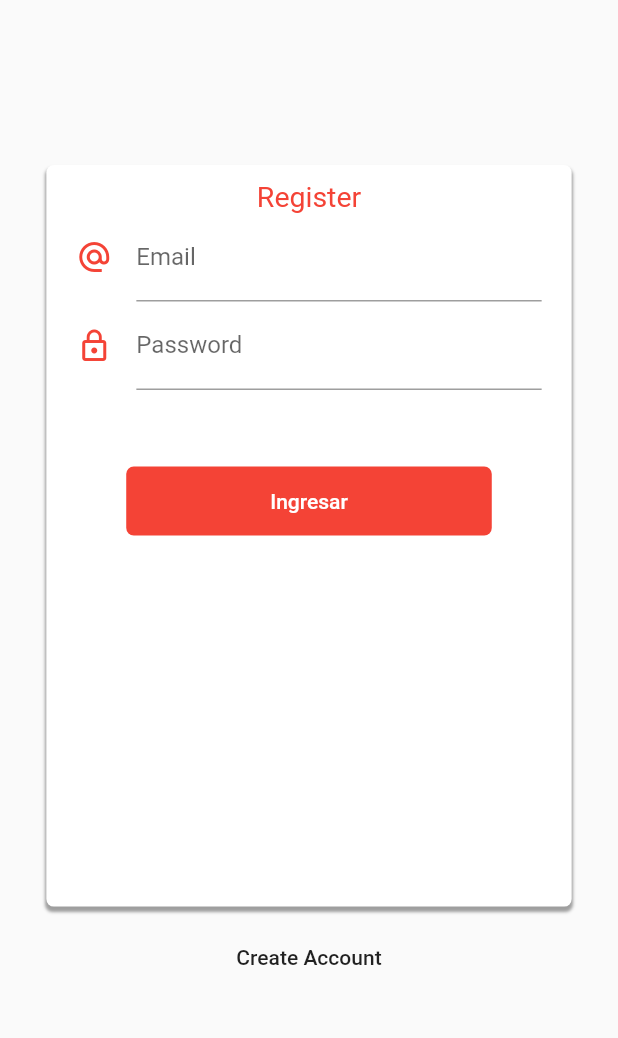
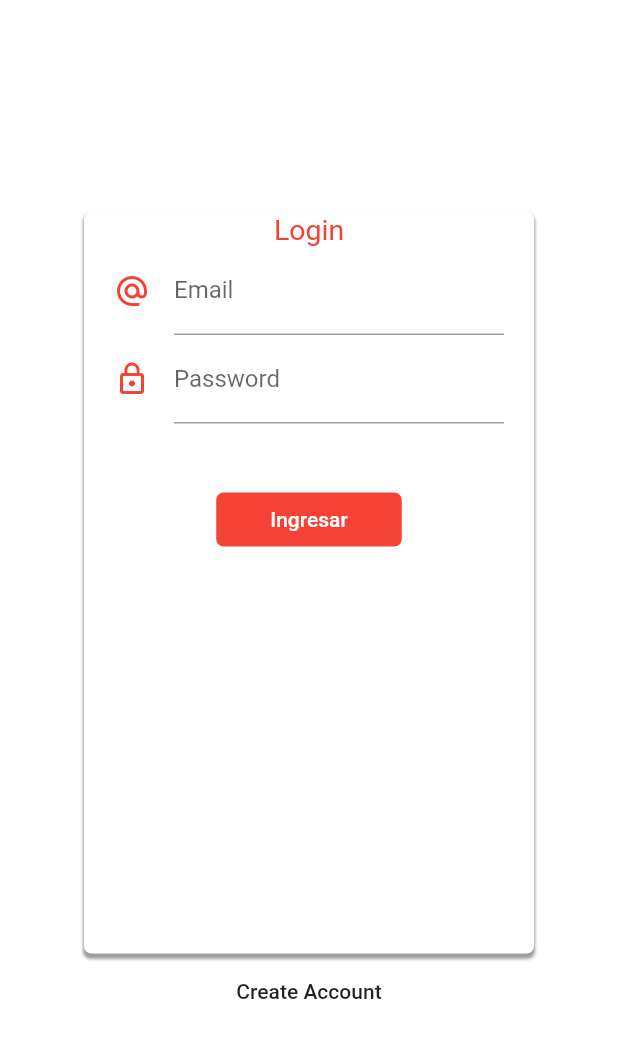
Before and after one commit to germanheinz/Chat-Flutter, a Flutter app: the screen it shows after launch, after a tap on "Create Account", on a phone screen of 412 x 824 dp. Shown: the top 1038 px of the screen. Run offline on Flutter 3.47's test engine with Material 2 defaults, Android fonts, the phone set to English and light mode, and no system bars.

Commit message:
Animations

```diff
--- a/lib/pages/login_page.dart
+++ b/lib/pages/login_page.dart
@@ -1,20 +1,48 @@
+import 'package:chat/pages/register_page.dart';
 import 'package:flutter/material.dart';
 
-class LoginPage extends StatelessWidget {
-  const LoginPage({Key key}) : super(key: key);
-  static const String id = 'login';
+class LoginPage extends StatefulWidget {
+   static const String id = 'login';
+
+  // Defino el controller para Animation
+  @override
+  _LoginPageState createState() => _LoginPageState();
+}
+
+class _LoginPageState extends State<LoginPage> with SingleTickerProviderStateMixin {
+  AnimationController controller;
+
+  Animation animation;
+
+  @override
+  void initState() {
+    super.initState();
+
+    controller = AnimationController(duration: Duration(seconds: 1), vsync: this);
+    animation  = CurvedAnimation(parent: controller, curve: Curves.decelerate);
+
+    controller.forward();
+
+    controller.addListener((){
+      setState(() {
+
+      });
+      print(controller.value);
+
+    });
+  }
 
   @override
   Widget build(BuildContext context) {
     return Scaffold(
-      body: Stack(
-        children: <Widget>[
-          _login(context)
-        ],
+      backgroundColor: Colors.white,
+      body: Center(
+        child:_register(context),
       ),
     );
   }
-  Widget _login(BuildContext context){
+
+  Widget _register(BuildContext context){
 
     final size = MediaQuery.of(context).size;
 
@@ -23,14 +51,15 @@ class LoginPage extends StatelessWidget {
       children: <Widget>[
         SafeArea(
           child: Container(
-          height: 100.0,
+          height: animation.value,
         ),
         ),
         Container(
-          width: size.width * 0.85,
+          // width: size.width * 0.85,
+          width: animation.value * 300,
           height: size.height * 0.6,
-          margin: EdgeInsets.symmetric(vertical: 10.0),
-          padding: EdgeInsets.symmetric(vertical: 10.0),
+          margin: EdgeInsets.symmetric(vertical: animation.value),
+          padding: EdgeInsets.symmetric(vertical: animation.value),
           decoration: BoxDecoration(
             color: Colors.white,
             borderRadius: BorderRadius.circular(5.0),
@@ -48,24 +77,24 @@ class LoginPage extends StatelessWidget {
               Text('Login', style: TextStyle(color: Colors.red, fontSize: 19.0),),
               _createEmail(),
               _createPassword(),
-              SizedBox(height: 50.0),
+              SizedBox(height: 40.0),
               _crearBoton(),
             ],
           ),
         ),
         FlatButton(
           child: Text('Create Account'),
-          onPressed: () => Navigator.pushReplacementNamed(context, 'register'),
+          onPressed: () => Navigator.pushReplacementNamed(context, LoginPage.id),
         )
       ],
     ),
   );
   }
+
   Widget _createEmail(){
     return Container(
       padding: EdgeInsets.symmetric(horizontal: 20.0),
       child: TextField(
-        keyboardType: TextInputType.emailAddress,
         decoration: InputDecoration(
         icon: Icon(Icons.alternate_email, color: Colors.red),
         hintText: 'test@test.com',
@@ -76,6 +105,7 @@ class LoginPage extends StatelessWidget {
       ),
     );
   }
+
   Widget _createPassword(){
     return Container(
       padding: EdgeInsets.symmetric(horizontal: 20.0),
@@ -91,11 +121,12 @@ class LoginPage extends StatelessWidget {
       ),
     );
   }
+
   Widget _crearBoton() {
     return RaisedButton(
       onPressed: (){},
       child: Container(
-        padding: EdgeInsets.symmetric( horizontal: 80.0, vertical: 15.0),
+        padding: EdgeInsets.symmetric( horizontal: animation.value * 20, vertical: animation.value * 10),
         child: Text('Ingresar'),
       ),
       shape: RoundedRectangleBorder(
--- a/lib/pages/register_page.dart
+++ b/lib/pages/register_page.dart
@@ -1,16 +1,44 @@
+import 'package:chat/pages/login_page.dart';
 import 'package:flutter/material.dart';
 
-class RegisterPage extends StatelessWidget {
-  const RegisterPage({Key key}) : super(key: key);
+class RegisterPage extends StatefulWidget {
+
   static const String id = 'register';
+
+  @override
+  _RegisterPageState createState() => _RegisterPageState();
+}
+//Agrego SingleTicker para obtener funcionalidad para animaciones
+class _RegisterPageState extends State<RegisterPage> with SingleTickerProviderStateMixin {
+
+  // Defino el controller para Animation
+  AnimationController controller;
+  Animation animation;
+  //Sobreescribo initState e instancio AnimationController
+  @override
+  void initState() {
+    super.initState();
+
+    controller = AnimationController(duration: Duration(seconds: 1), vsync: this);
+    animation  = CurvedAnimation(parent: controller, curve: Curves.ease);
+
+    controller.forward();
+
+    controller.addListener((){
+      setState(() {
+
+      });
+      print(controller.value);
+
+    });
+  }
 
   @override
   Widget build(BuildContext context) {
     return Scaffold(
-      body: Stack(
-        children: <Widget>[
-          _register(context)
-        ],
+      backgroundColor: Colors.white,
+      body: Center(
+        child:_register(context),
       ),
     );
   }
@@ -22,15 +50,17 @@ class RegisterPage extends StatelessWidget {
     return SingleChildScrollView(
       child: Column(
       children: <Widget>[
-        SafeArea(child: Container(
-          height: 100.0,
+        SafeArea(
+          child: Container(
+          height: animation.value,
         ),
         ),
         Container(
-          width: size.width * 0.85,
+          // width: size.width * 0.85,
+          width: animation.value * 300,
           height: size.height * 0.6,
-          margin: EdgeInsets.symmetric(vertical: 10.0),
-          padding: EdgeInsets.symmetric(vertical: 10.0),
+          margin: EdgeInsets.symmetric(vertical: animation.value),
+          padding: EdgeInsets.symmetric(vertical: animation.value),
           decoration: BoxDecoration(
             color: Colors.white,
             borderRadius: BorderRadius.circular(5.0),
@@ -48,19 +78,20 @@ class RegisterPage extends StatelessWidget {
               Text('Register', style: TextStyle(color: Colors.red, fontSize: 19.0),),
               _createEmail(),
               _createPassword(),
-              SizedBox(height: 50.0),
+              SizedBox(height: 40.0),
               _crearBoton(),
             ],
           ),
         ),
         FlatButton(
-          child: Text('Create Account'),
-          onPressed: () => Navigator.pushReplacementNamed(context, 'login'),
+          child: Text('Login in'),
+          onPressed: () => Navigator.pushReplacementNamed(context, LoginPage.id),
         )
       ],
     ),
   );
   }
+
   Widget _createEmail(){
     return Container(
       padding: EdgeInsets.symmetric(horizontal: 20.0),
@@ -75,6 +106,7 @@ class RegisterPage extends StatelessWidget {
       ),
     );
   }
+
   Widget _createPassword(){
     return Container(
       padding: EdgeInsets.symmetric(horizontal: 20.0),
@@ -90,11 +122,12 @@ class RegisterPage extends StatelessWidget {
       ),
     );
   }
+
   Widget _crearBoton() {
     return RaisedButton(
       onPressed: (){},
       child: Container(
-        padding: EdgeInsets.symmetric( horizontal: 80.0, vertical: 15.0),
+        padding: EdgeInsets.symmetric( horizontal: animation.value * 20, vertical: animation.value * 10),
         child: Text('Ingresar'),
       ),
       shape: RoundedRectangleBorder(
```
